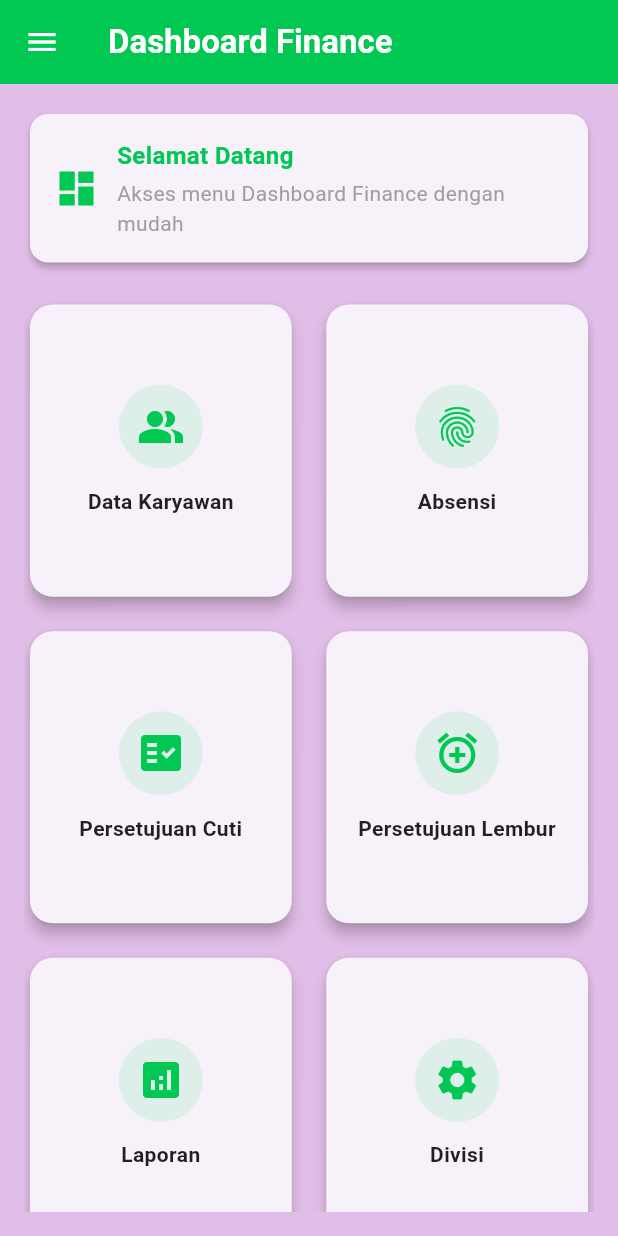
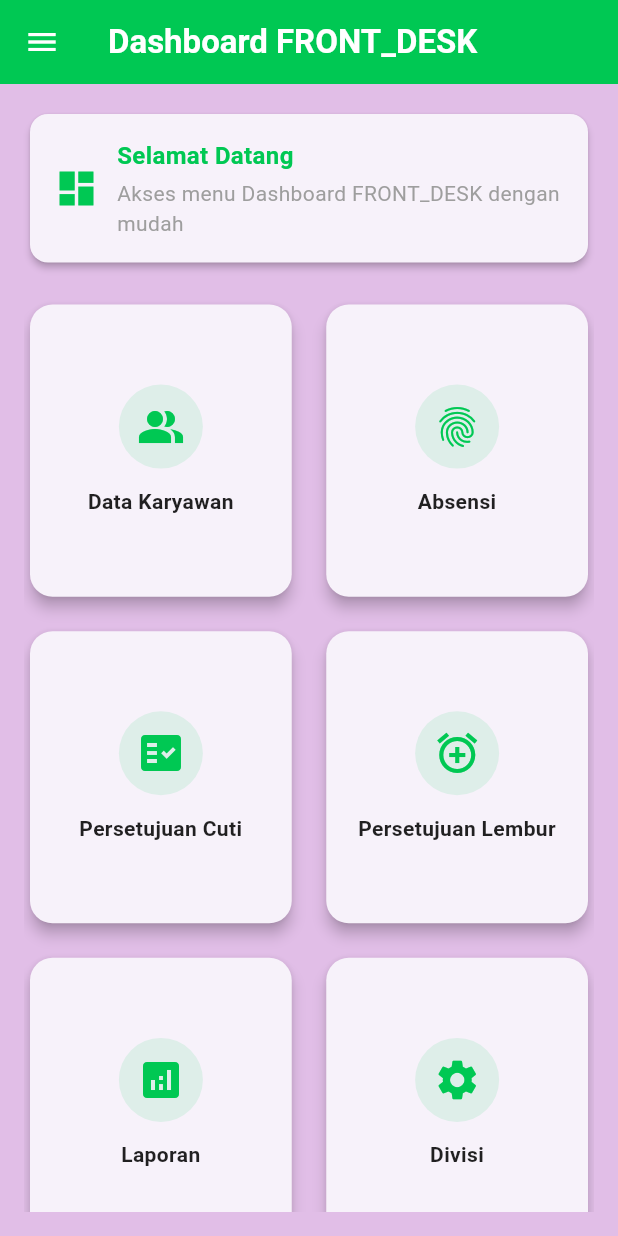
Before and after one commit to AkhyarAzamta/apk_absensi, a Flutter app: the DashboardFrontdesk screen opened by its route, on a phone screen of 412 x 824 dp. Run offline on Flutter 3.47's test engine with Material 3 defaults, Android fonts, the light colour scheme and no system bars; our stand-ins replace dio, geolocator, image_picker, shared_preferences; missing offline and left inert: dart:html, dart:js, dart:ui_web; accounts and stored records are empty; network calls fail.

Commit message:
bugfix/frontend: division update

```diff
--- a/apk_absensi/lib/screens/dashboard/dashboard_apo.dart
+++ b/apk_absensi/lib/screens/dashboard/dashboard_apo.dart
@@ -23,7 +23,7 @@ class DashboardApo extends StatelessWidget {
         Navigator.push(
           context,
           MaterialPageRoute(
-            builder: (context) => UserListScreen(division: 'FINANCE'),
+            builder: (context) => UserListScreen(division: 'APO'),
           ),
         );
         break;
@@ -31,7 +31,7 @@ class DashboardApo extends StatelessWidget {
         Navigator.push(
           context,
           MaterialPageRoute(
-            builder: (context) => AttendanceListScreen(division: 'FINANCE'),
+            builder: (context) => AttendanceListScreen(division: 'APO'),
           ),
         );
         break;
@@ -39,7 +39,7 @@ class DashboardApo extends StatelessWidget {
         Navigator.push(
           context,
           MaterialPageRoute(
-            builder: (context) => LeaveApprovalScreen(division: 'FINANCE'),
+            builder: (context) => LeaveApprovalScreen(division: 'APO'),
           ),
         );
         break;
@@ -47,7 +47,7 @@ class DashboardApo extends StatelessWidget {
         Navigator.push(
           context,
           MaterialPageRoute(
-            builder: (context) => OvertimeApprovalScreen(division: 'FINANCE'),
+            builder: (context) => OvertimeApprovalScreen(division: 'APO'),
           ),
         );
         break;
@@ -56,7 +56,7 @@ class DashboardApo extends StatelessWidget {
         Navigator.push(
           context,
           MaterialPageRoute(
-            builder: (context) => ReportScreen(division: 'FINANCE'),
+            builder: (context) => ReportScreen(division: 'APO'),
           ),
         );
         break;
@@ -65,7 +65,7 @@ class DashboardApo extends StatelessWidget {
         Navigator.push(
           context,
           MaterialPageRoute(
-            builder: (context) => DivisionSettingScreen(division: 'FINANCE'),
+            builder: (context) => DivisionSettingScreen(division: 'APO'),
           ),
         );
         break;
--- a/apk_absensi/lib/screens/dashboard/dashboard_frontdesk.dart
+++ b/apk_absensi/lib/screens/dashboard/dashboard_frontdesk.dart
@@ -23,7 +23,7 @@ class DashboardFrontdesk extends StatelessWidget {
         Navigator.push(
           context,
           MaterialPageRoute(
-            builder: (context) => UserListScreen(division: 'FINANCE'),
+            builder: (context) => UserListScreen(division: 'FRONT_DESK'),
           ),
         );
         break;
@@ -31,7 +31,7 @@ class DashboardFrontdesk extends StatelessWidget {
         Navigator.push(
           context,
           MaterialPageRoute(
-            builder: (context) => AttendanceListScreen(division: 'FINANCE'),
+            builder: (context) => AttendanceListScreen(division: 'FRONT_DESK'),
           ),
         );
         break;
@@ -39,7 +39,7 @@ class DashboardFrontdesk extends StatelessWidget {
         Navigator.push(
           context,
           MaterialPageRoute(
-            builder: (context) => LeaveApprovalScreen(division: 'FINANCE'),
+            builder: (context) => LeaveApprovalScreen(division: 'FRONT_DESK'),
           ),
         );
         break;
@@ -47,7 +47,7 @@ class DashboardFrontdesk extends StatelessWidget {
         Navigator.push(
           context,
           MaterialPageRoute(
-            builder: (context) => OvertimeApprovalScreen(division: 'FINANCE'),
+            builder: (context) => OvertimeApprovalScreen(division: 'FRONT_DESK'),
           ),
         );
         break;
@@ -56,7 +56,7 @@ class DashboardFrontdesk extends StatelessWidget {
         Navigator.push(
           context,
           MaterialPageRoute(
-            builder: (context) => ReportScreen(division: 'FINANCE'),
+            builder: (context) => ReportScreen(division: 'FRONT_DESK'),
           ),
         );
         break;
@@ -65,7 +65,7 @@ class DashboardFrontdesk extends StatelessWidget {
         Navigator.push(
           context,
           MaterialPageRoute(
-            builder: (context) => DivisionSettingScreen(division: 'FINANCE'),
+            builder: (context) => DivisionSettingScreen(division: 'FRONT_DESK'),
           ),
         );
         break;
@@ -77,7 +77,7 @@ class DashboardFrontdesk extends StatelessWidget {
   @override
   Widget build(BuildContext context) {
     return DashboardTemplate(
-      title: "Dashboard Finance",
+      title: "Dashboard FRONT_DESK",
       menu: menu,
       color: Colors.purple[100],
       onMenuTap: (title) => handleMenuTap(title, context),
--- a/apk_absensi/lib/screens/dashboard/dashboard_onsite.dart
+++ b/apk_absensi/lib/screens/dashboard/dashboard_onsite.dart
@@ -29,7 +29,7 @@ class _DashboardOnsiteState extends State<DashboardOnsite> {
         Navigator.push(
           context,
           MaterialPageRoute(
-            builder: (context) => UserListScreen(division: 'FINANCE'),
+            builder: (context) => UserListScreen(division: 'ONSITE'),
           ),
         );
         break;
@@ -37,7 +37,7 @@ class _DashboardOnsiteState extends State<DashboardOnsite> {
         Navigator.push(
           context,
           MaterialPageRoute(
-            builder: (context) => AttendanceListScreen(division: 'FINANCE'),
+            builder: (context) => AttendanceListScreen(division: 'ONSITE'),
           ),
         );
         break;
@@ -45,7 +45,7 @@ class _DashboardOnsiteState extends State<DashboardOnsite> {
         Navigator.push(
           context,
           MaterialPageRoute(
-            builder: (context) => LeaveApprovalScreen(division: 'FINANCE'),
+            builder: (context) => LeaveApprovalScreen(division: 'ONSITE'),
           ),
         );
         break;
@@ -53,7 +53,7 @@ class _DashboardOnsiteState extends State<DashboardOnsite> {
         Navigator.push(
           context,
           MaterialPageRoute(
-            builder: (context) => OvertimeApprovalScreen(division: 'FINANCE'),
+            builder: (context) => OvertimeApprovalScreen(division: 'ONSITE'),
           ),
         );
         break;
@@ -62,7 +62,7 @@ class _DashboardOnsiteState extends State<DashboardOnsite> {
         Navigator.push(
           context,
           MaterialPageRoute(
-            builder: (context) => ReportScreen(division: 'FINANCE'),
+            builder: (context) => ReportScreen(division: 'ONSITE'),
           ),
         );
         break;
@@ -71,7 +71,7 @@ class _DashboardOnsiteState extends State<DashboardOnsite> {
         Navigator.push(
           context,
           MaterialPageRoute(
-            builder: (context) => DivisionSettingScreen(division: 'FINANCE'),
+            builder: (context) => DivisionSettingScreen(division: 'ONSITE'),
           ),
         );
         break;
```
